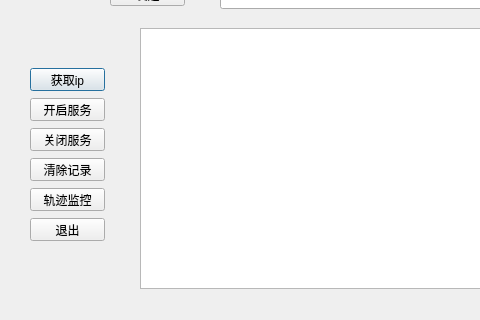
The window that ui/socketUI.ui (watermelonharry/socket_func_pyqt) describes before a commit, drawn with Qt 5; both pictures show x 0 to 480 and y 112 to 432 of the 807 by 432 pixel window.
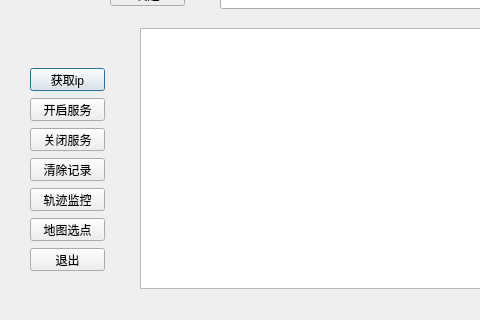
The same window after the commit.

What changed in the file:
```diff
--- a/ui/socketUI.ui
+++ b/ui/socketUI.ui
@@ -172,7 +172,7 @@
    <property name="geometry">
     <rect>
      <x>30</x>
-     <y>330</y>
+     <y>360</y>
      <width>75</width>
      <height>23</height>
     </rect>
@@ -207,6 +207,25 @@
     </rect>
    </property>
   </widget>
+  <widget class="QPushButton" name="sock_pickPoint_btn">
+   <property name="enabled">
+    <bool>true</bool>
+   </property>
+   <property name="geometry">
+    <rect>
+     <x>30</x>
+     <y>330</y>
+     <width>75</width>
+     <height>23</height>
+    </rect>
+   </property>
+   <property name="text">
+    <string>地图选点</string>
+   </property>
+   <property name="checkable">
+    <bool>false</bool>
+   </property>
+  </widget>
  </widget>
  <resources/>
  <connections>
```
